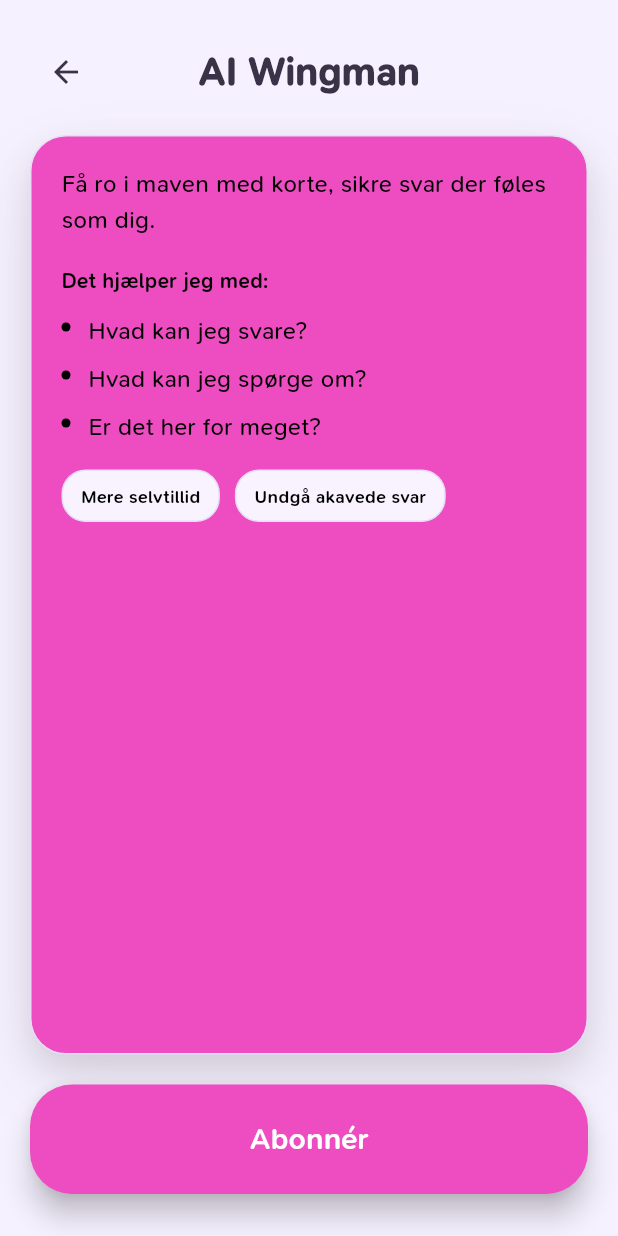
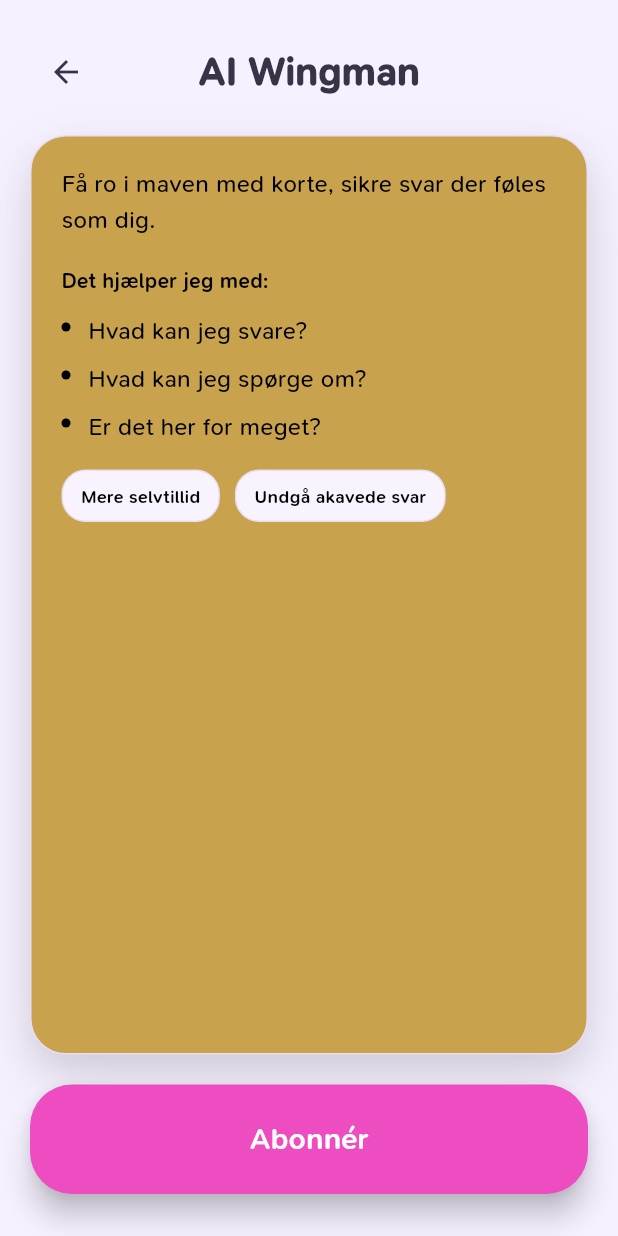
Before and after one commit to AmodioR/blind-date-app, a Flutter app: the screen it shows after launch, after a tap on "Wingman Premium: få hjælp til næste besk", on a phone screen of 412 x 824 dp. Run offline on Flutter 3.47's test engine with Material 3 defaults, Android fonts, the phone set to English and light mode, and no system bars.

Commit message:
Match wingman card color

```diff
--- a/lib/screens/home_screen.dart
+++ b/lib/screens/home_screen.dart
@@ -63,7 +63,7 @@ body: Container(
                                   vertical: 12,
                                 ),
                                 decoration: BoxDecoration(
-                                  color: const Color(0xFFC9A24D),
+                                  color: AppColors.wingmanGoldSoft,
                                   borderRadius: BorderRadius.circular(16),
                                   border:
                                       Border.all(color: const Color(0xFFD9D0F5)),
--- a/lib/screens/wingman_screen.dart
+++ b/lib/screens/wingman_screen.dart
@@ -40,7 +40,7 @@ class WingmanScreen extends StatelessWidget {
                 child: Container(
                   padding: const EdgeInsets.all(20),
                   decoration: BoxDecoration(
-                    color: AppColors.primary,
+                    color: AppColors.wingmanGoldSoft,
                     borderRadius: BorderRadius.circular(24),
                     border: Border.all(color: AppColors.border),
                     boxShadow: const [
```
